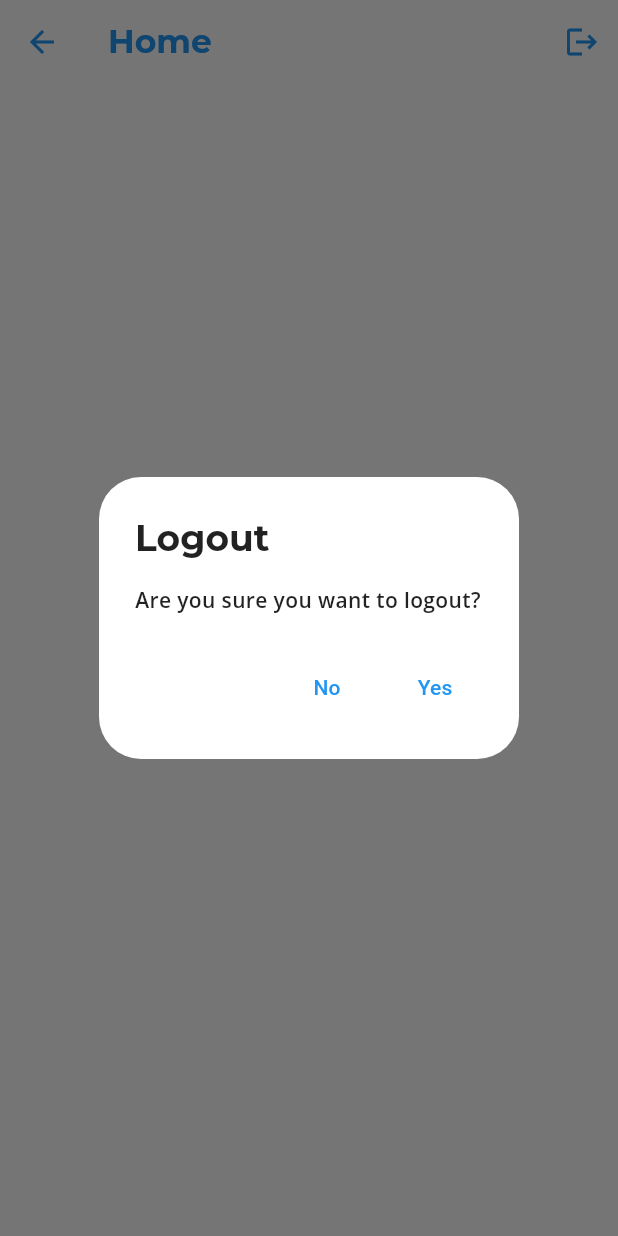
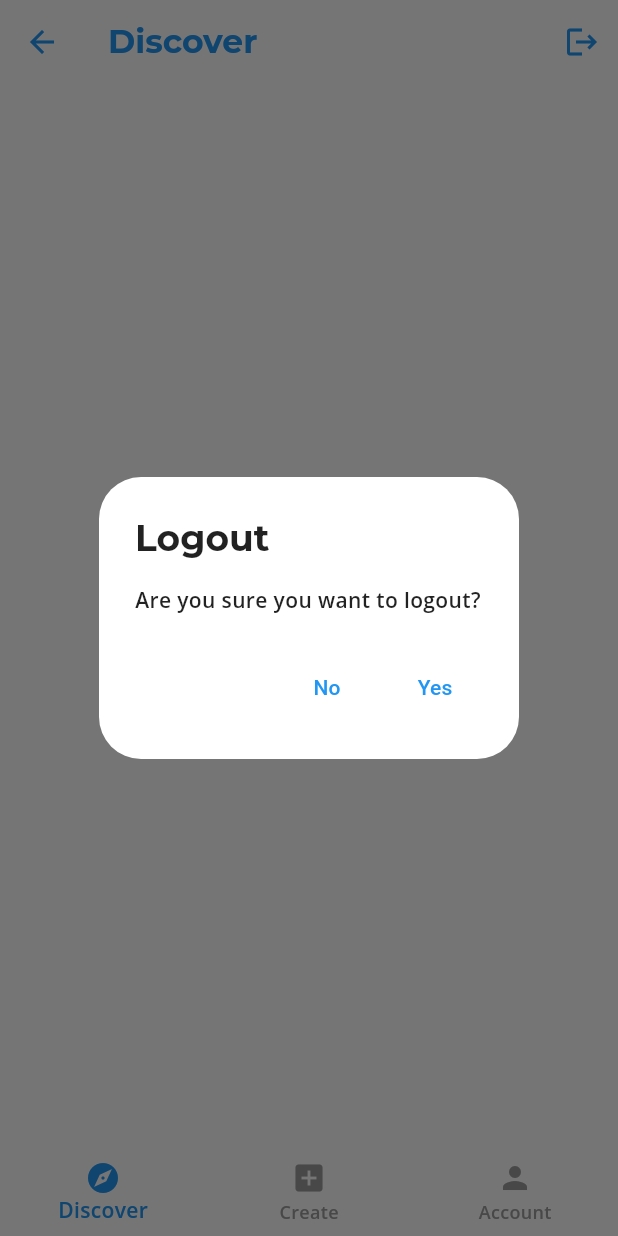
Before and after one commit to Rishav8989/stories, a Flutter app: the HomePage screen opened by its route, after a tap on the "logout" icon, on a phone screen of 412 x 824 dp. Run offline on Flutter 3.47's test engine with Material 3 defaults, Android fonts, the phone set to English and light mode, and no system bars; our stand-ins replace get, google_fonts, pocketbase, shared_preferences; accounts and stored records are empty.

Commit message:
pages Created

```diff
--- /dev/null
+++ b/lib/screens/home screen/account_page.dart
@@ -0,0 +1,59 @@
+import 'package:flutter/material.dart';
+import 'package:get/get.dart';
+import 'package:stories/auth_controller.dart';
+import 'package:stories/utils/translation/language_selector.dart';
+import 'package:stories/utils/translation/locale_controller.dart';
+import 'package:stories/utils/translation/translation_service.dart';
+import 'package:stories/widgets/logout_button.dart';
+
+class AccountPage extends StatelessWidget {
+  const AccountPage({Key? key}) : super(key: key);
+
+  @override
+  Widget build(BuildContext context) {
+    final AuthController authController = Get.find<AuthController>();
+    final LocaleController localeController = Get.put(LocaleController());
+
+    return Scaffold(
+      body: ListView(
+        children: [
+          ListTile(
+            leading: const Icon(Icons.person),
+            title: Text('view_profile'.tr),
+            onTap: () {
+              // Navigate to profile page
+            },
+          ),
+          ListTile(
+            leading: const Icon(Icons.security),
+            title: Text('account_security'.tr),
+            onTap: () {
+              // Navigate to account security page
+            },
+          ),
+          ListTile(
+            leading: const Icon(Icons.language),
+            title: Text('Select Language'.tr),
+            onTap: () {
+              Get.to(() => const LanguageSelectionPage());
+            },
+          ),
+          ListTile(
+            leading: const Icon(Icons.info),
+            title: Text('About This Project'.tr),
+            onTap: () {
+              // Navigate to about page
+            },
+          ),
+          ListTile(
+            leading: const Icon(Icons.logout),
+            title: Text('Logout'.tr),
+            onTap: () {
+              LogoutService.performLogout(authController);
+            },
+          ),
+        ],
+      ),
+    );
+  }
+}
--- /dev/null
+++ b/lib/screens/home screen/create_page.dart
@@ -0,0 +1,12 @@
+import 'package:flutter/material.dart';
+
+class CreatePage extends StatelessWidget {
+  const CreatePage({Key? key}) : super(key: key);
+
+  @override
+  Widget build(BuildContext context) {
+    return const Center(
+      child: Text('Create Page'),
+    );
+  }
+}
--- /dev/null
+++ b/lib/screens/home screen/discover_page.dart
@@ -0,0 +1,12 @@
+import 'package:flutter/material.dart';
+
+class DiscoverPage extends StatelessWidget {
+  const DiscoverPage({Key? key}) : super(key: key);
+
+  @override
+  Widget build(BuildContext context) {
+    return const Center(
+      child: Text('Discover Page'),
+    );
+  }
+}
--- a/lib/screens/home_page.dart
+++ b/lib/screens/home_page.dart
@@ -1,6 +1,10 @@
 import 'package:flutter/material.dart';
 import 'package:get/get.dart';
+import 'package:stories/screens/home%20screen/account_page.dart';
+import 'package:stories/screens/home%20screen/create_page.dart';
+
 import 'package:stories/auth_controller.dart';
+import 'package:stories/screens/home%20screen/discover_page.dart';
 import 'package:stories/widgets/logout_button.dart';
 
 class HomePage extends StatelessWidget {
@@ -8,49 +12,86 @@ class HomePage extends StatelessWidget {
 
   @override
   Widget build(BuildContext context) {
-    // Access the AuthController using Get.find()
-    final AuthController authController = Get.find<AuthController>();
-
+    return GetBuilder<HomeController>(
+      init: HomeController(),
+      builder: (controller) {
         return Scaffold(
           appBar: AppBar(
-        title: const Text('Home'),
+            title: Text(controller.getTitle()),
             actions: [
               IconButton(
                 icon: const Icon(Icons.logout),
                 tooltip: 'Logout',
                 onPressed: () {
-              LogoutService.performLogout(authController);
+                  LogoutService.performLogout(Get.find<AuthController>());
                 },
               ),
             ],
           ),
-      body: Center(
-        child: Column(
-          mainAxisAlignment: MainAxisAlignment.center,
-          children: [
-            Obx(() {
-              if (authController.isLoading.value) {
-                return const CircularProgressIndicator();
-              } else if (authController.isLoggedIn.value) {
-                return Text(
-                  'Welcome, User ID: ${authController.userId.value ?? 'N/A'}',
-                  style: const TextStyle(fontSize: 18),
-                );
-              } else {
-                return const Text('Not logged in.');
-              }
-            }),
-            const SizedBox(height: 20),
-            ElevatedButton(
-              onPressed: () {
-                final authController = Get.find<AuthController>();
-                LogoutService.performLogout(authController);
-              },
-              child: const Text("Logout"),
+          body: IndexedStack(
+            index: controller.tabIndex,
+            children: const [
+              DiscoverPage(),
+              CreatePage(),
+              AccountPage(),
+            ],
+          ),
+          bottomNavigationBar: BottomNavigationBar(
+            unselectedItemColor: Colors.grey,
+            selectedItemColor: Colors.blue,
+            onTap: controller.changeTabIndex,
+            currentIndex: controller.tabIndex,
+            showSelectedLabels: true,
+            showUnselectedLabels: true,
+            type: BottomNavigationBarType.fixed,
+            backgroundColor: Colors.white,
+            elevation: 0,
+            items: [
+              _bottomNavigationBarItem(
+                icon: Icons.explore,
+                label: 'Discover',
+              ),
+              _bottomNavigationBarItem(
+                icon: Icons.add_box,
+                label: 'Create',
+              ),
+              _bottomNavigationBarItem(
+                icon: Icons.person,
+                label: 'Account',
               ),
             ],
           ),
-      ),
+        );
+      },
+    );
+  }
+
+  BottomNavigationBarItem _bottomNavigationBarItem({required IconData icon, required String label}) {
+    return BottomNavigationBarItem(
+      icon: Icon(icon),
+      label: label,
     );
   }
 }
+
+class HomeController extends GetxController {
+  var tabIndex = 0;
+
+  void changeTabIndex(int index) {
+    tabIndex = index;
+    update();
+  }
+
+  String getTitle() {
+    switch (tabIndex) {
+      case 0:
+        return 'Discover';
+      case 1:
+        return 'Create';
+      case 2:
+        return 'Account';
+      default:
+        return 'Stories App';
+    }
+  }
+}
```
Lines whose indentation alone changed are shown as unchanged.
